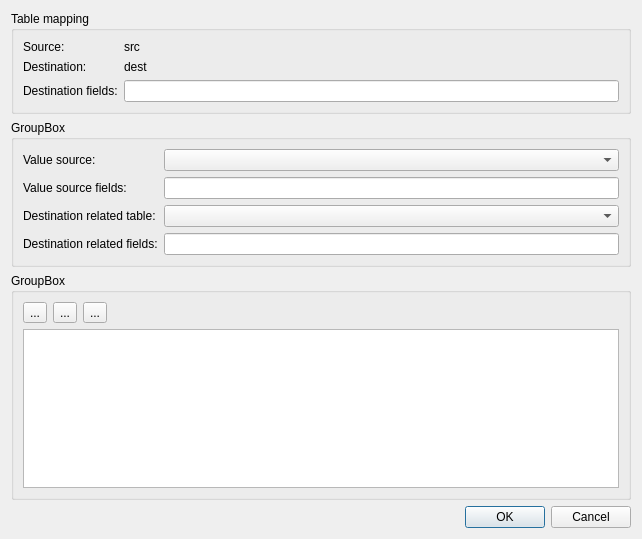
scandyna/multidiagtools, file src/mdtdatabase/mdt/sql/copier/RelatedTableInsertExpressionDialog.ui: the form before one commit.
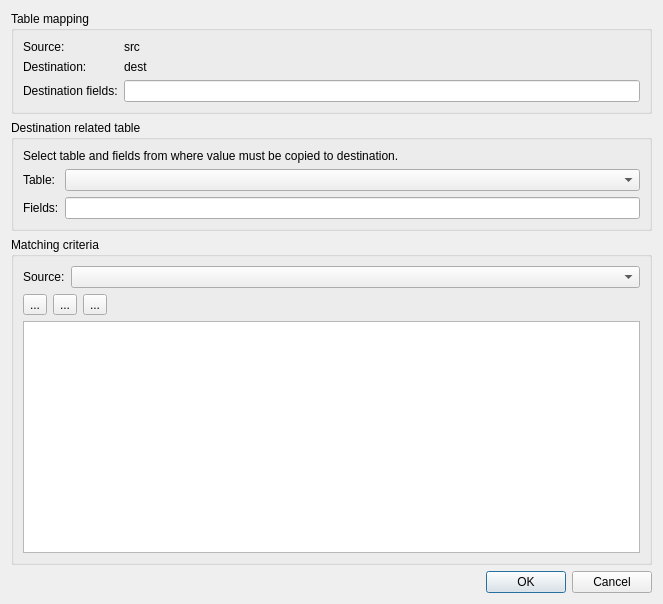
The form after the commit. Icons and pictures are not drawn.

Commit message: Working on expressions for SQL copier

```diff
--- a/src/mdtdatabase/mdt/sql/copier/RelatedTableInsertExpressionDialog.ui
+++ b/src/mdtdatabase/mdt/sql/copier/RelatedTableInsertExpressionDialog.ui
@@ -6,14 +6,14 @@
    <rect>
     <x>0</x>
     <y>0</y>
-    <width>642</width>
-    <height>539</height>
+    <width>663</width>
+    <height>604</height>
    </rect>
   </property>
   <property name="windowTitle">
    <string>Dialog</string>
   </property>
-  <layout class="QVBoxLayout" name="verticalLayout_2">
+  <layout class="QVBoxLayout" name="verticalLayout_3">
    <item>
     <widget class="QGroupBox" name="groupBox">
      <property name="title">
@@ -66,64 +66,69 @@
     </widget>
    </item>
    <item>
-    <widget class="QGroupBox" name="groupBox_2">
+    <widget class="QGroupBox" name="gbDestinationRelatedTable">
      <property name="title">
-      <string>GroupBox</string>
+      <string>Destination related table</string>
      </property>
+     <layout class="QVBoxLayout" name="verticalLayout_2">
+      <item>
+       <widget class="QLabel" name="lbDRTexplain">
+        <property name="text">
+         <string>&lt;html&gt;&lt;head/&gt;&lt;body&gt;&lt;p&gt;Select table and fields from where value must be copied to destination.&lt;/p&gt;&lt;/body&gt;&lt;/html&gt;</string>
+        </property>
+       </widget>
+      </item>
+      <item>
      <layout class="QFormLayout" name="formLayout_2">
       <item row="0" column="0">
-       <widget class="QLabel" name="lbSourceValueTable">
-        <property name="text">
-         <string>Value source:</string>
-        </property>
-       </widget>
-      </item>
-      <item row="0" column="1">
-       <widget class="QComboBox" name="cbSourceValueTable"/>
-      </item>
-      <item row="1" column="0">
-       <widget class="QLabel" name="lbSourceValueKey">
-        <property name="text">
-         <string>Value source fields:</string>
-        </property>
-       </widget>
-      </item>
-      <item row="1" column="1">
-       <widget class="QLineEdit" name="leSourceValueKey">
-        <property name="readOnly">
-         <bool>true</bool>
-        </property>
-       </widget>
-      </item>
-      <item row="2" column="0">
        <widget class="QLabel" name="lbDestinationRelatedTable">
         <property name="text">
-         <string>Destination related table:</string>
+           <string>Table:</string>
         </property>
        </widget>
       </item>
-      <item row="2" column="1">
+        <item row="0" column="1">
        <widget class="QComboBox" name="cbDestinationRelatedTable"/>
       </item>
-      <item row="3" column="0">
+        <item row="1" column="0">
        <widget class="QLabel" name="lbDestinationRelatedKey">
         <property name="text">
-         <string>Destination related fields:</string>
+           <string>Fields:</string>
         </property>
        </widget>
       </item>
-      <item row="3" column="1">
-       <widget class="QLineEdit" name="leDestinationRelatedKey"/>
+        <item row="1" column="1">
+         <widget class="QLineEdit" name="leDestinationRelatedKey">
+          <property name="readOnly">
+           <bool>true</bool>
+          </property>
+         </widget>
+        </item>
+       </layout>
       </item>
      </layout>
     </widget>
    </item>
    <item>
-    <widget class="QGroupBox" name="groupBox_3">
+    <widget class="QGroupBox" name="groupBox_2">
      <property name="title">
-      <string>GroupBox</string>
+      <string>Matching criteria</string>
      </property>
      <layout class="QVBoxLayout" name="verticalLayout">
+      <item>
+       <layout class="QFormLayout" name="formLayout_3">
+        <item row="0" column="0">
+         <widget class="QLabel" name="lbSourceValueTable">
+          <property name="text">
+           <string>Source:</string>
+          </property>
+         </widget>
+        </item>
+        <item row="0" column="1">
+         <widget class="QComboBox" name="cbSourceValueTable"/>
+        </item>
+       </layout>
+      </item>
       <item>
        <layout class="QHBoxLayout" name="horizontalLayout">
         <item>
```
Left out of the diff: 2 changed lines with no effect on the pictures. Lines whose indentation alone changed are shown as unchanged. The commit also changes 16 other files.
